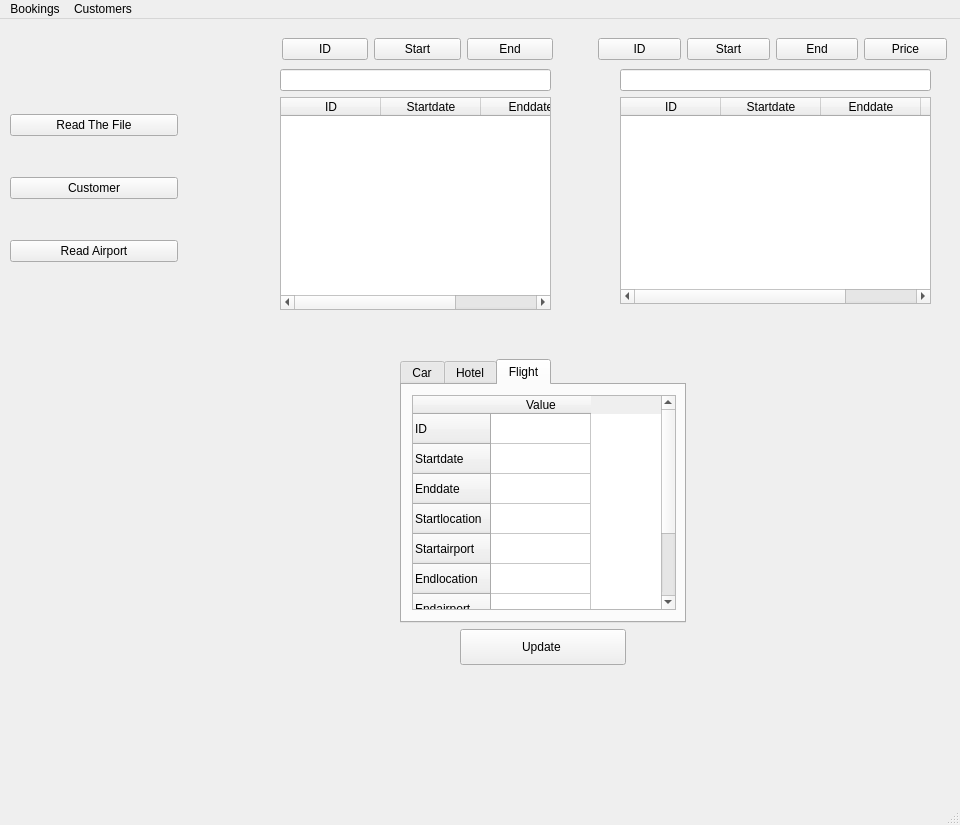
Above: upandaway/travelagencyui.ui from tuandung18/Upandaway before the change. Below: the same form after it.
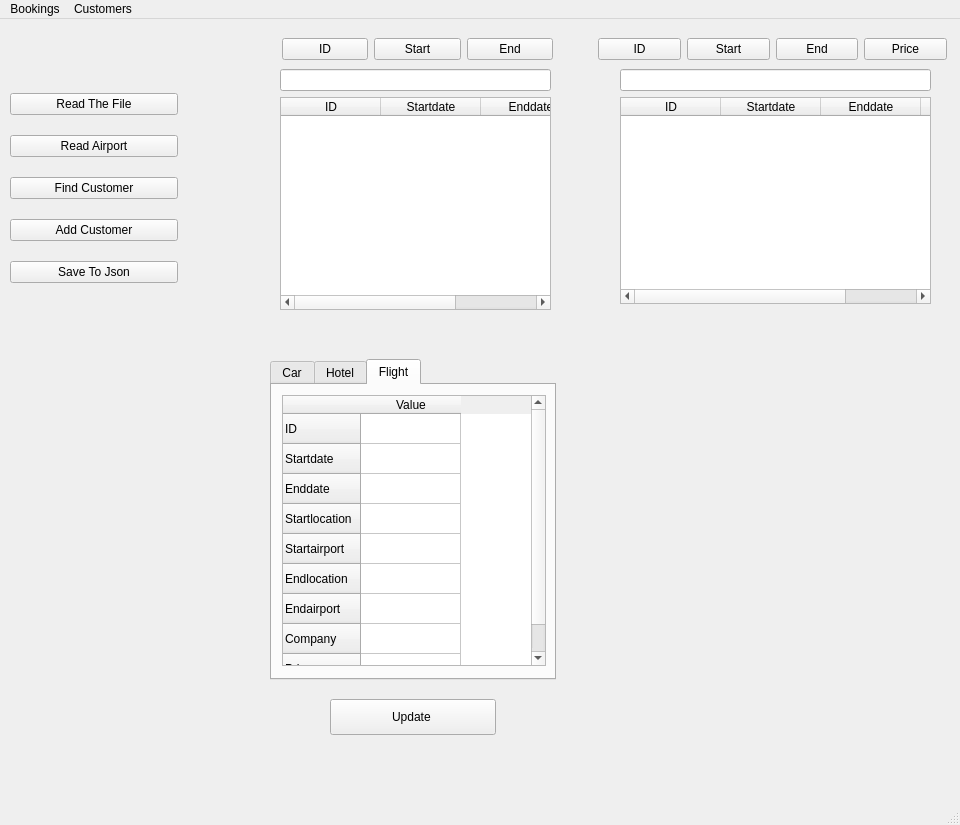
That is the form after the change.

The edit to the form file:
```diff
--- a/upandaway/travelagencyui.ui
+++ b/upandaway/travelagencyui.ui
@@ -40,13 +40,6 @@
        </property>
       </widget>
      </item>
-     <item>
-      <widget class="QPushButton" name="Customer">
-       <property name="text">
-        <string>Customer</string>
-       </property>
-      </widget>
-     </item>
      <item>
       <widget class="QPushButton" name="readAirport">
        <property name="text">
@@ -54,6 +47,27 @@
        </property>
       </widget>
      </item>
+     <item>
+      <widget class="QPushButton" name="Customer">
+       <property name="text">
+        <string>Find Customer</string>
+       </property>
+      </widget>
+     </item>
+     <item>
+      <widget class="QPushButton" name="addCustomer">
+       <property name="text">
+        <string>Add Customer</string>
+       </property>
+      </widget>
+     </item>
+     <item>
+      <widget class="QPushButton" name="saveJsonButton">
+       <property name="text">
+        <string>Save To Json</string>
+       </property>
+      </widget>
+     </item>
     </layout>
    </widget>
    <widget class="QWidget" name="layoutWidget">
@@ -81,10 +95,10 @@
    <widget class="QTabWidget" name="tabWidget">
     <property name="geometry">
      <rect>
-      <x>400</x>
+      <x>270</x>
       <y>340</y>
       <width>286</width>
-      <height>264</height>
+      <height>321</height>
      </rect>
     </property>
     <property name="currentIndex">
@@ -197,7 +211,7 @@
         <x>10</x>
         <y>10</y>
         <width>264</width>
-        <height>215</height>
+        <height>271</height>
        </rect>
       </property>
       <row>
@@ -269,8 +283,8 @@
    <widget class="QPushButton" name="pushButton">
     <property name="geometry">
      <rect>
-      <x>460</x>
-      <y>610</y>
+      <x>330</x>
+      <y>680</y>
       <width>166</width>
       <height>36</height>
      </rect>
```
